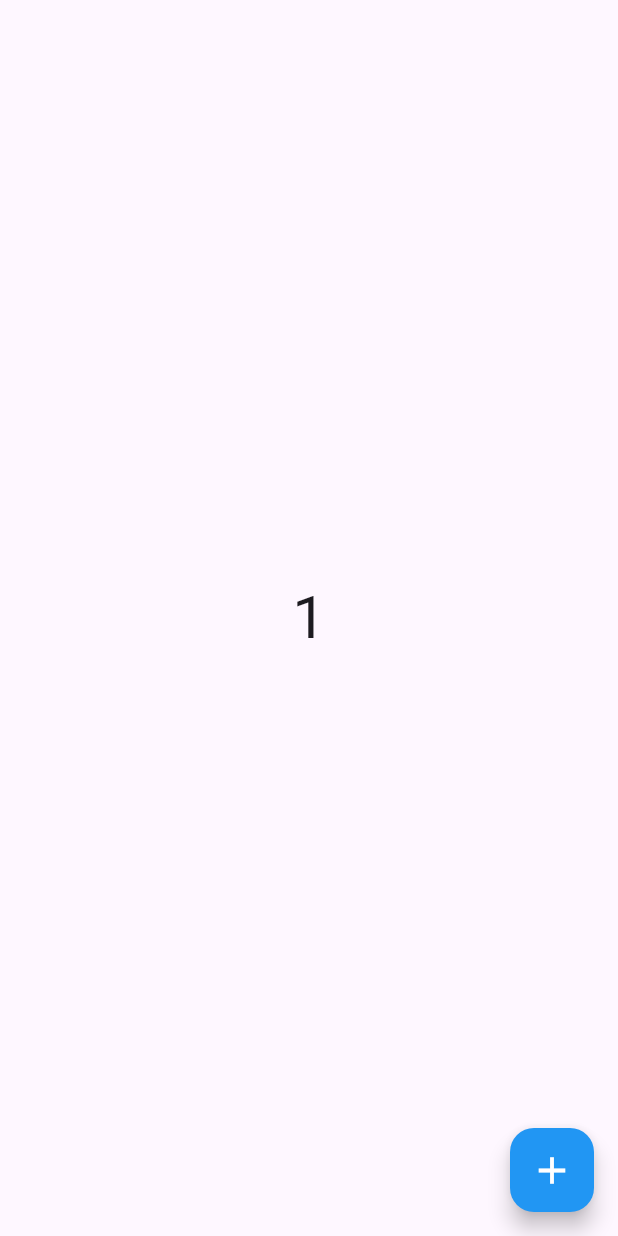
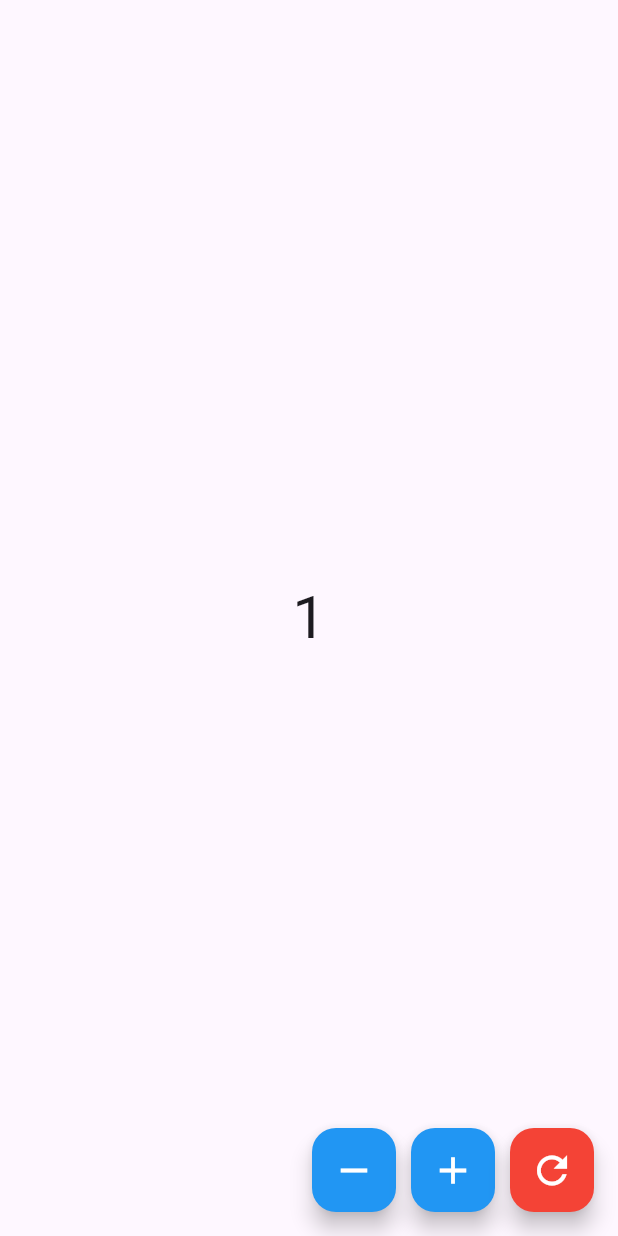
Before and after one commit to celeste367/flutter_application_listacomestudo, a Flutter app: the screen it shows after launch, after a tap on the "add" icon, on a phone screen of 412 x 824 dp. Run offline on Flutter 3.47's test engine with Material 3 defaults, Android fonts, the phone set to English and light mode, and no system bars.

Commit message:
conhecimento1

```diff
--- a/lib/home_page.dart
+++ b/lib/home_page.dart
@@ -4,26 +4,82 @@ class HomePage extends StatefulWidget {
   const HomePage({super.key});
 
   @override
-  State<HomePage> createState() => _HomePageState();
+  State createState() => _HomePageState();
 }
 
-class _HomePageState extends State<HomePage> {
+class _HomePageState extends State {
   int contador = 0;
 
   void incrementar() {
     setState(() {
-      contador++;
+      if (contador < 10) {
+        contador++;
+        if (contador == 10) {
+          _mostrarMensagem();
+        }
+      }
     });
+  }
+
+  void subtrair() {
+    setState(() {
+      if (contador > 0) {
+        contador--;
+      }
+    });
+  }
+
+  void resetar() {
+    setState(() {
+      contador = 0;
+    });
+  }
+
+  void _mostrarMensagem() {
+    showDialog(
+      context: context,
+      builder: (BuildContext context) {
+        return AlertDialog(
+          title: Text("Limite Atingido"),
+          content: Text("O contador chegou ao valor máximo de 10!"),
+          actions: [
+            TextButton(
+              child: Text("OK"),
+              onPressed: () {
+                Navigator.of(context).pop();
+              },
+            ),
+          ],
+        );
+      },
+    );
   }
 
   @override
   Widget build(BuildContext context) {
     return Scaffold(
       body: Center(child: Text('$contador', style: TextStyle(fontSize: 40))),
-      floatingActionButton: FloatingActionButton(
-        onPressed: incrementar,
-        backgroundColor: Colors.blue,
-        child: Icon(Icons.add, color: Colors.white, size: 30),
+      floatingActionButton: Row(
+        mainAxisAlignment: MainAxisAlignment.end,
+        children: [
+          FloatingActionButton(
+            onPressed: subtrair,
+            backgroundColor: Colors.blue,
+            child: Icon(Icons.remove, color: Colors.white, size: 30),
+          ),
+          SizedBox(width: 10), // Espaçamento entre os botões
+          FloatingActionButton(
+            onPressed: incrementar,
+            backgroundColor: Colors.blue,
+            child: Icon(Icons.add, color: Colors.white, size: 30),
+          ),
+          SizedBox(width: 10), // Espaçamento entre os botões
+          FloatingActionButton(
+            onPressed: resetar,
+            backgroundColor: Colors.red,
+            child: Icon(Icons.refresh, color: Colors.white, size: 30),
+          ),
+        ],
       ),
     );
   }
```
